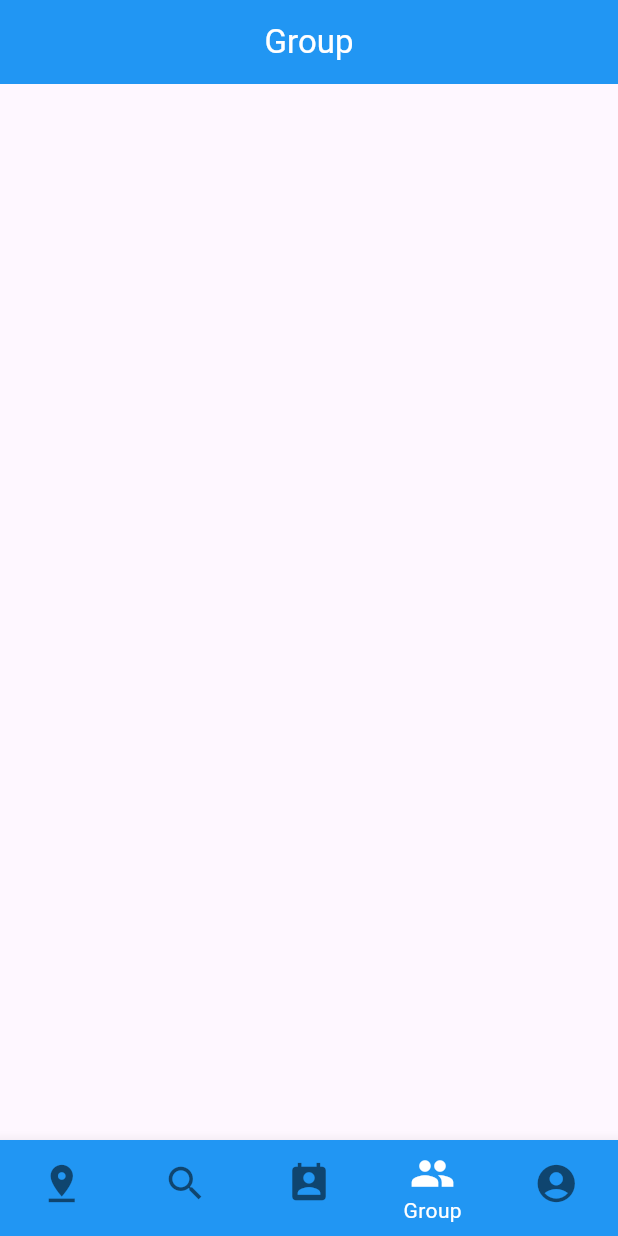
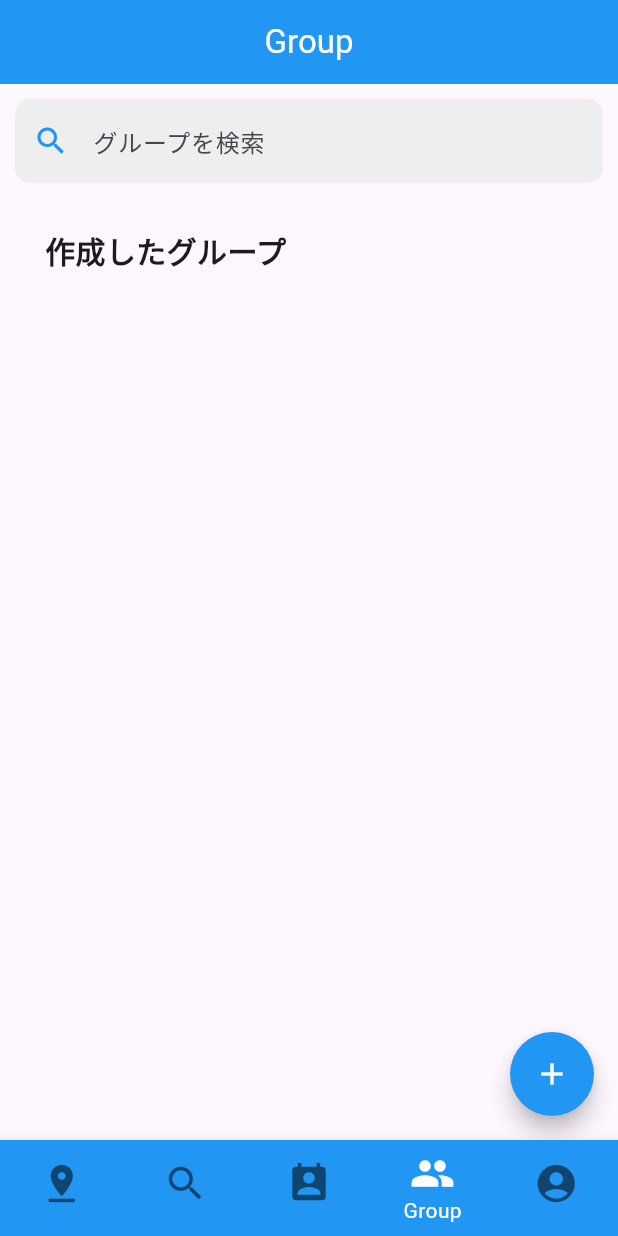
Before and after one commit to yambaru-hackathon/Group-8, a Flutter app: the screen it shows after launch, item 4 of the bottom bar chosen, on a phone screen of 412 x 824 dp. Run offline on Flutter 3.47's test engine with Material 3 defaults, Android fonts, the phone set to English and light mode, and no system bars.

Commit message:
大まかなグループUI作成

```diff
--- /dev/null
+++ b/lib/Pages/GroupPages/group_page.dart
@@ -0,0 +1,74 @@
+import 'package:flutter/material.dart';
+import 'package:goup8_app/Pages/GroupPages/addgroupmenber_page.dart';
+
+class GroupPage extends StatelessWidget {
+  const GroupPage({Key? key}) : super(key: key);
+
+  @override
+  Widget build(BuildContext context) {
+    return Scaffold(
+      appBar: AppBar(
+        centerTitle: true,
+        backgroundColor: Colors.blue,
+        title: const Text(
+          'Group',
+          style: TextStyle(
+            color: Colors.white,
+          ),
+        ),
+      ),
+      body: Column(
+        crossAxisAlignment: CrossAxisAlignment.start, // 左寄りにする
+        children: [
+          Padding(
+            padding: const EdgeInsets.all(10),
+            child: TextField(
+              decoration: InputDecoration(
+                prefixIcon:
+                    const Icon(Icons.search, color: Colors.blue), // 検索アイコンを追加
+                hintText: 'グループを検索',
+                filled: true, // 塗りつぶしを有効にする
+                fillColor: Colors.grey[200], // 塗りつぶしの色をグレーに設定
+                border: OutlineInputBorder(
+                  borderRadius: BorderRadius.circular(10), // 枠の角を丸くする
+                  borderSide: BorderSide.none, // 枠線を非表示にする
+                ),
+              ),
+              keyboardType: TextInputType.text,
+              textInputAction: TextInputAction.search,
+              onChanged: (value) {},
+              onSubmitted: (value) {},
+            ),
+          ),
+
+          Container(
+            margin: const EdgeInsets.only(top: 20, left: 30),
+            child: const Text(
+              '作成したグループ',
+              style: TextStyle(
+                fontWeight: FontWeight.bold,
+                fontSize: 20,
+              ),
+            ),
+          ),
+          // ListView.builder(),  ここで作ったグループを取得してリストを表示する
+        ],
+      ),
+      //creat button
+      floatingActionButton: FloatingActionButton(
+        backgroundColor: Colors.blue,
+        shape: const CircleBorder(),
+        onPressed: () {
+          Navigator.push(
+            context,
+            MaterialPageRoute(builder: (context) => const AddNewGroupMenber()),
+          );
+        },
+        child: const Icon(
+          Icons.add,
+          color: Colors.white,
+        ),
+      ),
+    );
+  }
+}
--- a/lib/Pages/group_page.dart
+++ b/lib/Pages/GroupPages/groupdetail_page.dart
@@ -1,19 +1,15 @@
 import 'package:flutter/material.dart';
 
-class GroupPage extends StatelessWidget {
-  const GroupPage({super.key});
+class NewGroupDetail extends StatelessWidget {
+  const NewGroupDetail({super.key});
 
   @override
   Widget build(BuildContext context) {
     return Scaffold(
       appBar: AppBar(
         centerTitle: true,
-        backgroundColor: Colors.blue,
         title: const Text(
-          'Group',
-          style: TextStyle(
-            color: Colors.white,
-          ),
+          '新しいグループを作成',
         ),
       ),
     );
--- a/lib/main.dart
+++ b/lib/main.dart
@@ -1,6 +1,6 @@
 import 'package:flutter/material.dart';
 import 'package:goup8_app/Pages/account_page.dart';
-import 'package:goup8_app/Pages/group_page.dart';
+import 'package:goup8_app/Pages/GroupPages/group_page.dart';
 import 'package:goup8_app/Pages/map_page.dart';
 import 'package:goup8_app/Pages/schedule_page.dart';
 import 'package:goup8_app/Pages/search_page.dart';
```
Also changed, not shown: lib/Pages/GroupPages/addgroupmenber_page.dart (added, +67 -0 lines).
